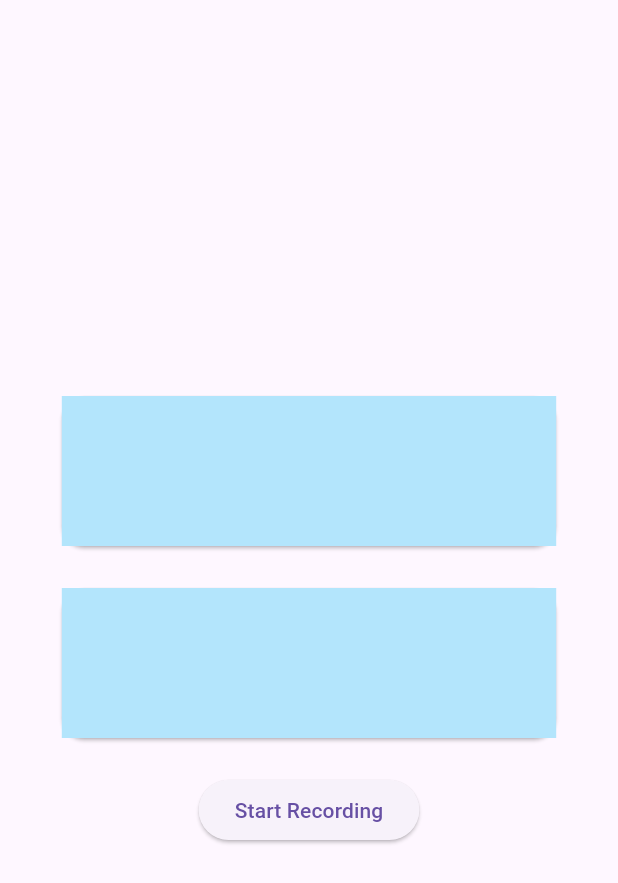
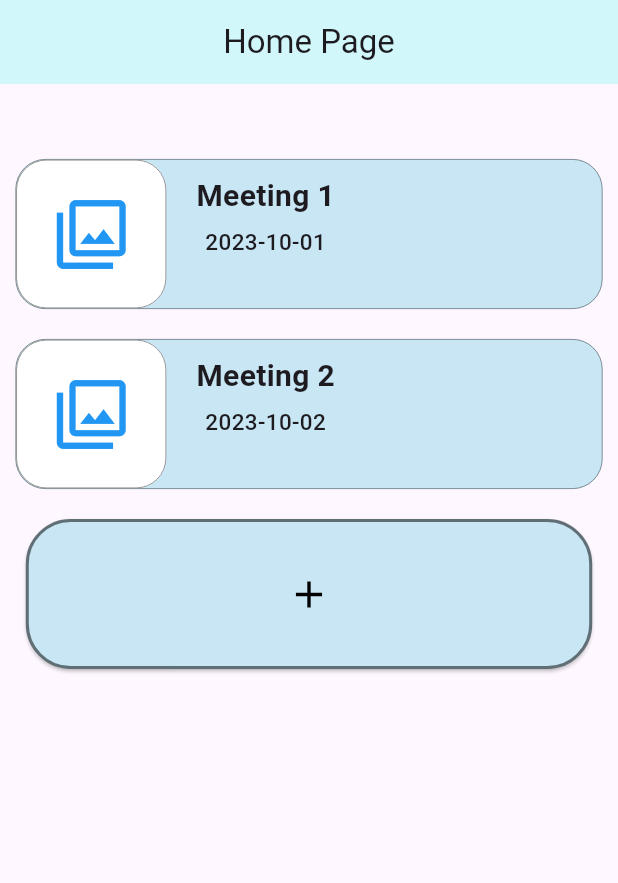
Before and after one commit to MKDev121/Smart_Meeting_Recorder, a Flutter app: the screen it shows after launch, on a phone screen of 412 x 824 dp. Shown: the top 883 px of the screen. Run offline on Flutter 3.47's test engine with Material 3 defaults, Android fonts, the phone set to English and light mode, and no system bars.

Commit message:
Created the MOM file card and Add button

```diff
--- a/smart_recorder/lib/Pages/homepage.dart
+++ b/smart_recorder/lib/Pages/homepage.dart
@@ -7,12 +7,18 @@ class HomePage extends StatelessWidget {
   @override
   Widget build(BuildContext context){
     return Scaffold(
+      appBar: AppBar(
+        title:  Text("Home Page",textAlign: TextAlign.start,),
+        centerTitle: true,
+        backgroundColor: const Color.fromARGB(255, 209, 247, 251),
+      ),
       body:Row(
         mainAxisAlignment: MainAxisAlignment.center,
         children: [
           Column(
-            mainAxisAlignment: MainAxisAlignment.center,
+            mainAxisAlignment: MainAxisAlignment.start,
             children: [
+              const SizedBox(height: 50),
               MOMFileCard(
                 fileName: "Meeting 1",
                 date: "2023-10-01",
@@ -27,7 +33,7 @@ class HomePage extends StatelessWidget {
                 chairPerson: "Jane Smith"
               ),
               const SizedBox(height: 20),
-              ElevatedButton(onPressed: (){}, child: const Text('Start Recording'))
+              AddMOMButton()
             ],
           ),
         ],
--- a/smart_recorder/lib/SpecialWidgets/MOMFileCard.dart
+++ b/smart_recorder/lib/SpecialWidgets/MOMFileCard.dart
@@ -20,18 +20,78 @@ class MOMFileCard extends StatelessWidget{
     //double height = MediaQuery.of(context).size.height;
     return GestureDetector(
       onTap:(){print("Tapped");},
-      child:Card(
-        shape: RoundedRectangleBorder(
-          borderRadius: BorderRadius.circular(15),
-        ),
-        child:Container(
+      child:Container(
           height: 100,
-          width: width * 0.8,
-          color: Colors.lightBlue[100],
+          width: width *.95,
+          decoration: BoxDecoration(
+            borderRadius: BorderRadius.circular(20),
+            color: const Color.fromARGB(255, 200, 230, 244),
+            border: Border.all(
+              color: const Color.fromARGB(132, 0, 0, 0),
+              width: .5,
+            ),
+          ),
+          child: Row(
+            children: [
+              VideoThumbnail(),
+              const SizedBox(width:20,),
+              Column(
+                children:[
+                  const SizedBox(height: 10,),
+                  Text(fileName!, style: const TextStyle(fontSize: 20, fontWeight: FontWeight.bold),),
+                  const SizedBox(height: 5,),
+                  Text(date!, style: const TextStyle(fontSize: 15, fontWeight: FontWeight.w500),),
+                ]
+              )
+            ],
+          ),
+        )
 
-        ),
-
-      )
     );
   }
 }
+class VideoThumbnail extends StatelessWidget{
+  @override
+  Widget build(BuildContext context) {
+    // TODO: implement build
+    return Container(
+      height: 100,
+      width: 100,
+      decoration: BoxDecoration(
+        borderRadius: BorderRadius.circular(20),
+        color: const Color.fromARGB(255, 255, 255, 255),
+        border: Border.all(
+          color: const Color.fromARGB(132, 0, 0, 0),
+          width: .5,
+        ),
+      ),
+      child: const Icon(Icons.filter, size: 50, color: Colors.blue,),
+    );
+  }
+
+}
+class AddMOMButton extends StatelessWidget{
+
+  @override
+  Widget build(BuildContext context) {
+    double width = MediaQuery.of(context).size.width;
+    return ElevatedButton(
+      onPressed: (){print("Add new MOM");},
+      style: ElevatedButton.styleFrom(
+        backgroundColor: const Color.fromARGB(255, 200, 230, 244),
+        shape: RoundedRectangleBorder(
+          borderRadius: BorderRadius.circular(30),
+          side: const BorderSide(
+            color: Color.fromARGB(132, 0, 0, 0),
+            width: 2,
+          ),
+        ),
+      ),
+    child: Container(
+        width: width *.8,
+        height: 100,
+        child:Icon(Icons.add, size:30,color:Colors.black)
+        )
+    );
+  }
+}
```
